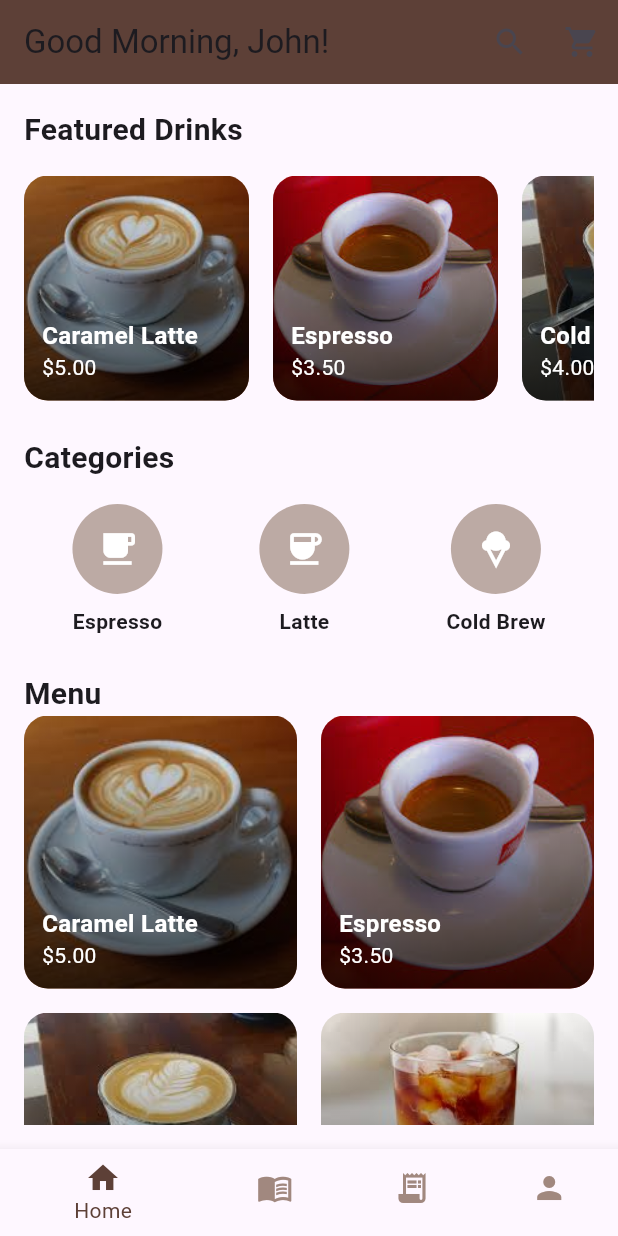
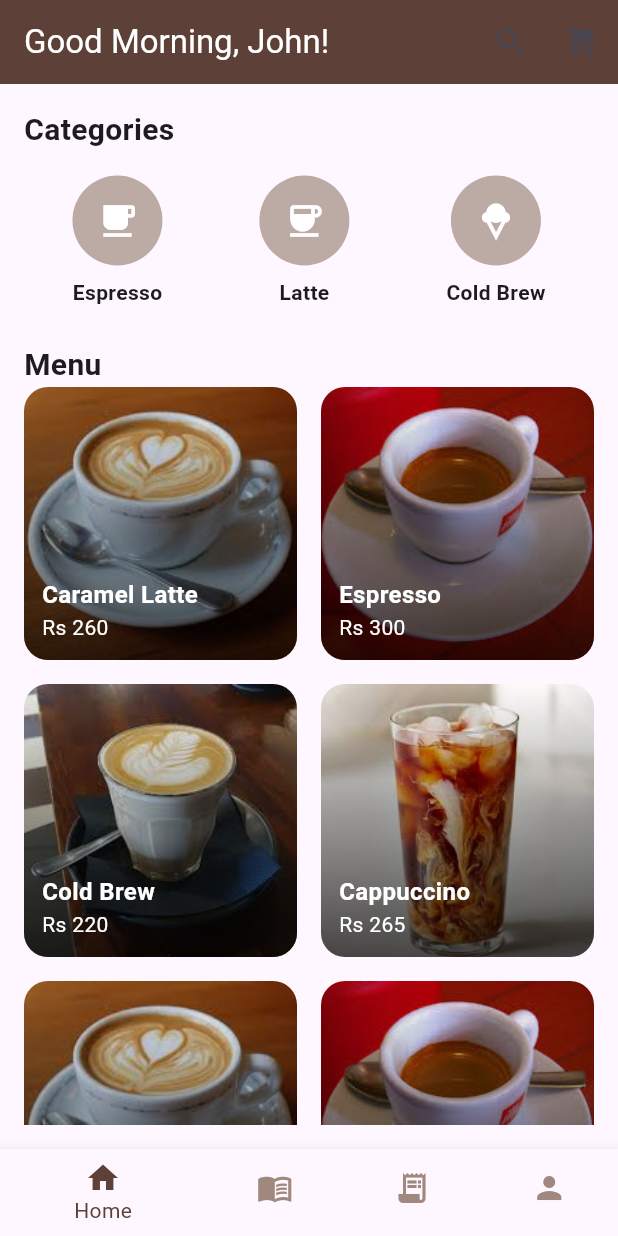
Before and after one commit to RishiMehtaa/coffeeshop, a Flutter app: the screen it shows after launch, on a phone screen of 412 x 824 dp. Run offline on Flutter 3.47's test engine with Material 3 defaults, Android fonts, the phone set to English and light mode, and no system bars.

Commit message:
updated ui

```diff
--- a/lib/main.dart
+++ b/lib/main.dart
@@ -22,7 +22,7 @@ class CoffeeShopHomeScreen extends StatelessWidget {
       appBar: AppBar(
         backgroundColor: Colors.brown[700],
         elevation: 0,
-        title: Text('Good Morning, John!'),
+        title: Text('Good Morning, John!', style: TextStyle(color: Colors.white),),
         actions: [
           IconButton(
             icon: Icon(Icons.search),
@@ -36,30 +36,30 @@ class CoffeeShopHomeScreen extends StatelessWidget {
       ),
       body: Padding(
         padding: const EdgeInsets.all(16.0),
-        child: Column(
+        child:Column(
           crossAxisAlignment: CrossAxisAlignment.start,
           children: [
             // Featured Section
-            Text(
-              'Featured Drinks',
-              style: TextStyle(
-                fontSize: 20,
-                fontWeight: FontWeight.bold,
-              ),
-            ),
-            SizedBox(height: 16),
-            Container(
-              height: 150,
-              child: ListView(
-                scrollDirection: Axis.horizontal,
-                children: [
-                  featuredItem('img/coffee1.jpeg', 'Caramel Latte', '\$5.00'),
-                  featuredItem('img/coffee2.jpeg', 'Espresso', '\$3.50'),
-                  featuredItem('img/coffee3.jpeg', 'Cold Brew', '\$4.00'),
-                ],
-              ),
-            ),
-            SizedBox(height: 24),
+            // Text(
+            //   'Featured Drinks',
+            //   style: TextStyle(
+            //     fontSize: 20,
+            //     fontWeight: FontWeight.bold,
+            //   ),
+            // ),
+            // SizedBox(height: 16),
+            // Container(
+            //   height: 150,
+            //   child: ListView(
+            //     scrollDirection: Axis.horizontal,
+            //     children: [
+            //       featuredItem('img/coffee1.jpeg', 'Caramel Latte', 'Rs 260'),
+            //       featuredItem('img/coffee2.jpeg', 'Espresso', 'Rs 300'),
+            //       featuredItem('img/coffee3.jpeg', 'Cold Brew', 'Rs 220'),
+            //     ],
+            //   ),
+            // ),
+            // SizedBox(height: 24),
             // Categories Section
             Text(
               'Categories',
@@ -92,10 +92,15 @@ class CoffeeShopHomeScreen extends StatelessWidget {
                 crossAxisSpacing: 16,
                 mainAxisSpacing: 16,
                 children: [
-                  menuItem('img/coffee1.jpeg', 'Caramel Latte', '\$5.00'),
-                  menuItem('img/coffee2.jpeg', 'Espresso', '\$3.50'),
-                  menuItem('img/coffee3.jpeg', 'Cold Brew', '\$4.00'),
-                  menuItem('img/coffee4.jpeg', 'Cappuccino', '\$4.50'),
+                  menuItem('img/coffee1.jpeg', 'Caramel Latte', 'Rs 260'),
+                  menuItem('img/coffee2.jpeg', 'Espresso', 'Rs 300'),
+                  menuItem('img/coffee3.jpeg', 'Cold Brew', 'Rs 220'),
+                  menuItem('img/coffee4.jpeg', 'Cappuccino', 'Rs 265'),
+                  menuItem('img/coffee1.jpeg', 'Caramel Latte', 'Rs 260'),
+                  menuItem('img/coffee2.jpeg', 'Espresso', 'Rs 300'),
+                  menuItem('img/coffee3.jpeg', 'Cold Brew', 'Rs 220'),
+                  menuItem('img/coffee4.jpeg', 'Cappuccino', 'Rs 265'),
+
                 ],
               ),
             ),
@@ -124,6 +129,7 @@ class CoffeeShopHomeScreen extends StatelessWidget {
         selectedItemColor: Colors.brown[700],
         unselectedItemColor: Colors.brown[300],
       ),
+
     );
   }
 
```
